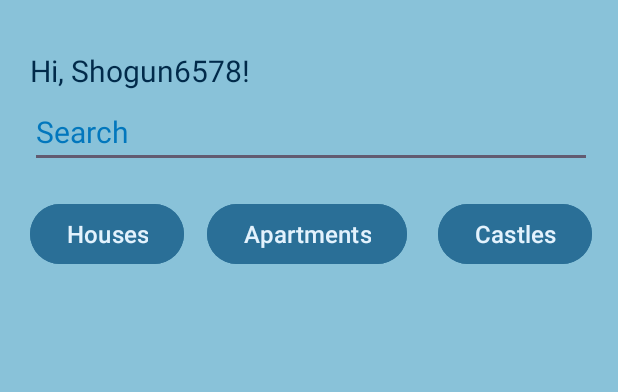
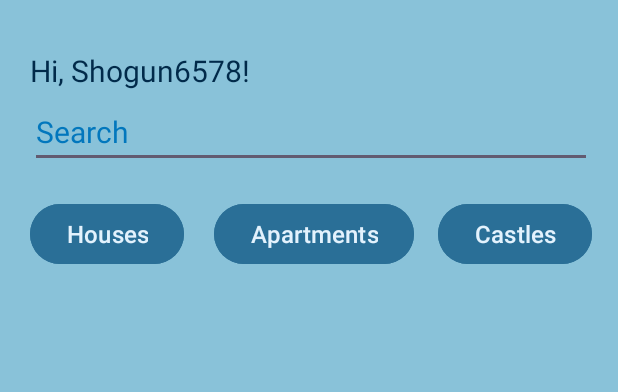
Before and after one commit to CarlosAvilesTapia/Ejercicio_individual_7, an Android app: the layout activity_main.xml on its own in the app's theme, with its tools: preview values and no code run, on a phone screen of 412 x 824 dp. Shown: the top 392 px of the screen. Run offline under Robolectric (Android 15) with nearby library versions, the phone set to English and light mode, and no system bars; grey boxes are pictures that could not be loaded.

Commit message:
Ejercicio individual 7. - Diseño. - Creación de dos temas. - Creación de estilos. - Importación de imagen. - Incorporación de elementos solicitados. - Mensaje de bienvenida.

```diff
--- a/app/src/main/res/layout/activity_main.xml
+++ b/app/src/main/res/layout/activity_main.xml
@@ -52,13 +52,13 @@
         android:text="@string/buy"
         app:layout_constraintBottom_toBottomOf="@+id/imageView2"
         app:layout_constraintEnd_toStartOf="@+id/rentButton"
-        app:layout_constraintHorizontal_bias="0.56"
+        app:layout_constraintHorizontal_bias="0.461"
         app:layout_constraintStart_toStartOf="@+id/imageView2" />
 
     <Button
         android:id="@+id/rentButton"
         style="@style/Transaction_button"
-        android:layout_marginEnd="20dp"
+        android:layout_marginEnd="12dp"
         android:layout_marginBottom="20dp"
         android:text="@string/rent"
         app:layout_constraintBottom_toBottomOf="@+id/imageView2"
@@ -90,7 +90,6 @@
         android:text="@string/castles"
         android:textColor="#E3F2FD"
         app:layout_constraintBottom_toTopOf="@+id/imageView2"
-        app:layout_constraintEnd_toEndOf="@+id/houseButton"
         app:layout_constraintEnd_toStartOf="@+id/guideline4"
         app:layout_constraintTop_toBottomOf="@+id/searchText"
         app:layout_constraintVertical_bias="0.0" />
@@ -104,7 +103,7 @@
         android:text="@string/apartments"
         app:layout_constraintBottom_toTopOf="@+id/imageView2"
         app:layout_constraintEnd_toStartOf="@+id/castleButton"
-        app:layout_constraintHorizontal_bias="0.424"
+        app:layout_constraintHorizontal_bias="0.55"
         app:layout_constraintStart_toEndOf="@+id/houseButton"
         app:layout_constraintTop_toBottomOf="@+id/searchText"
         app:layout_constraintVertical_bias="0.0" />
```
